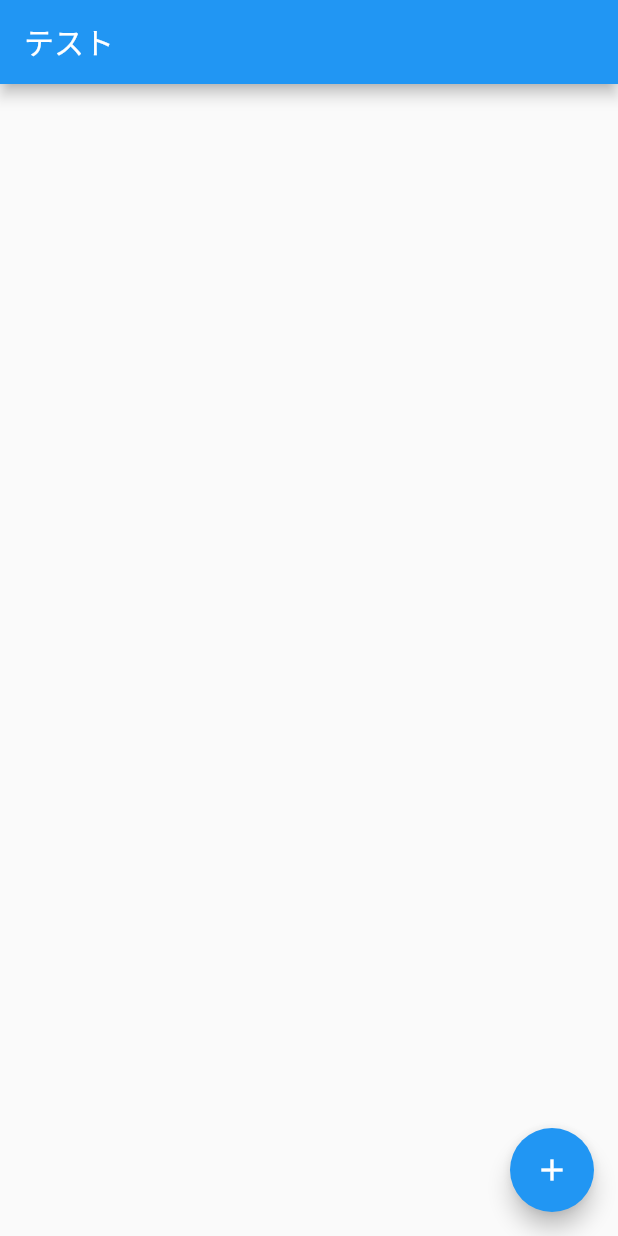
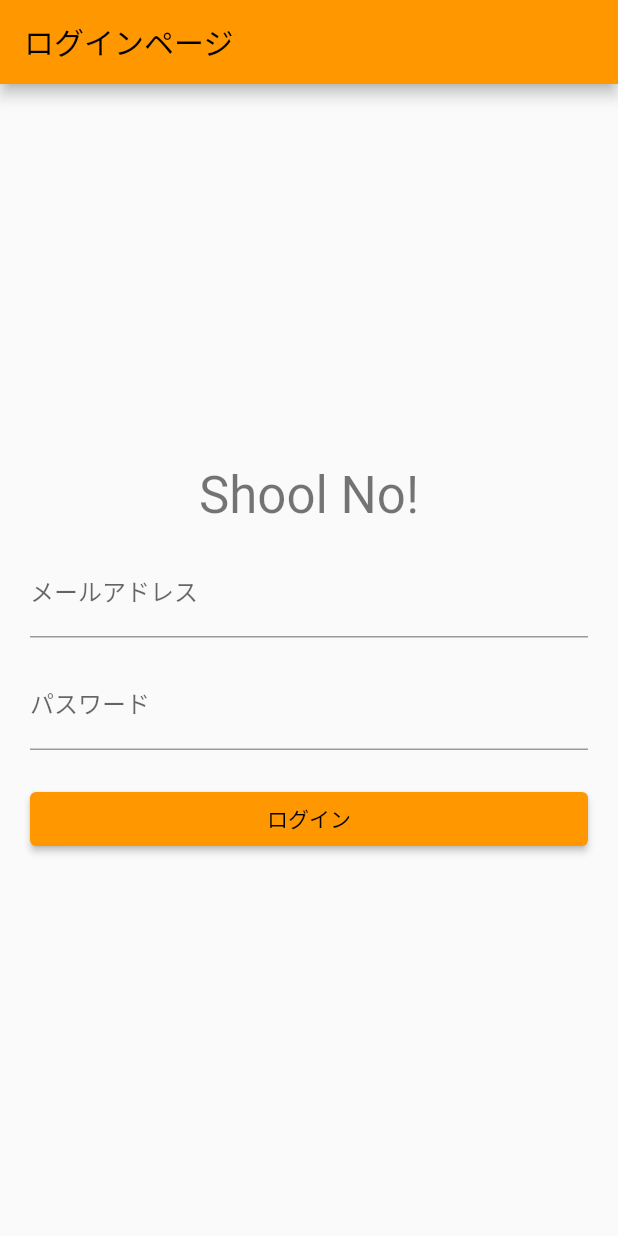
Before and after one commit to Uchipon2020/memo4, a Flutter app: the screen it shows after launch, on a phone screen of 412 x 824 dp. Run offline on Flutter 3.47's test engine with Material 2 defaults, Android fonts, the light colour scheme and no system bars; our stand-ins replace cloud_firestore, firebase_core; accounts and stored records are empty.

Commit message:
写経終了

```diff
--- a/lib/main.dart
+++ b/lib/main.dart
@@ -1,13 +1,13 @@
 import 'package:firebase_core/firebase_core.dart';
 import 'package:flutter/material.dart';
 import 'package:memo/firebase_options.dart';
-import 'package:memo/screens/top_page.dart';
+import 'package:memo/screens/login_screen.dart';
 
 void main() async {
   WidgetsFlutterBinding.ensureInitialized();
   await Firebase.initializeApp(
-  options: DefaultFirebaseOptions.currentPlatform,
-);
+    options: DefaultFirebaseOptions.currentPlatform,
+  );
   runApp(const MyApp());
 }
 
@@ -20,15 +20,14 @@ class MyApp extends StatelessWidget {
     return MaterialApp(
       title: 'Flutter Demo',
       theme: ThemeData(
-
-        primarySwatch: Colors.blue,
+        primarySwatch: Colors.orange,
       ),
-      initialRoute: TopPage.id,
-      routes: {
-        //AddEditMemoPage.id : (context) => AddEditMemoPage(),
-        TopPage.id : (context) => const TopPage(title: 'テスト'),
-        //MemoDetailPage.id : (context) => MemoDetailPage(),
-      },
+      home: const LoginScreen(),
+      //initialRoute: ListScreen.id,
+      //routes: {
+      //AddEditMemoPage.id : (context) => AddEditMemoPage(),
+      // ListScreen.id : (context) => const LoginScreen(),
+      //MemoDetailPage.id : (context) => MemoDetailPage(),
     );
   }
 }
--- a/lib/models/memo.dart
+++ b/lib/models/memo.dart
@@ -1,14 +1,18 @@
 import 'package:cloud_firestore/cloud_firestore.dart';
 
-class Memo {
-  String title;
-  String detail;
-  Timestamp createdated;
+class Memos {
+  final String id;
+  final String title;
+  final String height;
+  final String weight;
+  Timestamp? createdated;
   Timestamp? upDated;
 
-  Memo(
-      {required this.title,
-      required this.detail,
+  Memos(
+      {required this.id,
+      required this.title,
+      required this.height,
+      required this.weight,
       required this.createdated,
       this.upDated});
 }
--- /dev/null
+++ b/lib/screens/login_screen.dart
@@ -0,0 +1,84 @@
+
+
+import 'package:flutter/cupertino.dart';
+import 'package:flutter/material.dart';
+import 'package:memo/screens/list_screen.dart';
+
+class LoginScreen extends StatefulWidget {
+  const LoginScreen({Key? key}) : super(key: key);
+
+  @override
+  _LoginScreenState createState() => _LoginScreenState();
+}
+
+class _LoginScreenState extends State<LoginScreen> {
+
+  final GlobalKey<FormState> _formKey = GlobalKey<FormState>();
+
+  @override
+  Widget build(BuildContext context) {
+    return Scaffold(
+      appBar: AppBar(
+        title: const Text('ログインページ'),
+      ),
+      body: Form(
+        key: _formKey,
+        child: Center(
+          child: Padding(
+            padding: const EdgeInsets.symmetric(horizontal: 20),
+            child: Column(
+              mainAxisAlignment: MainAxisAlignment.center,
+              children: [
+                Text(
+                  'Shool No!',
+                  style: Theme.of(context).textTheme.headline4,
+                ),
+                const SizedBox(height: 16),
+                TextFormField(
+                  decoration: const InputDecoration(labelText: 'メールアドレス'),
+                  keyboardType: TextInputType.emailAddress,
+                  validator: (String? value) {
+                    if (value?.isEmpty == true) {
+                      return 'メールアドレスを入力してください';
+                    }
+                    return null;
+                  },
+                ),
+                const SizedBox(height: 16),
+                TextFormField(
+                  decoration: const InputDecoration(labelText: 'パスワード'),
+                  keyboardType: TextInputType.visiblePassword,
+                  obscureText: true,
+                  validator: (String? value) {
+                    if (value?.isEmpty == true) {
+                      return 'パスワードを入力してください';
+                    }
+                    return null;
+                  },
+                ),
+                const SizedBox(height: 22),
+                SizedBox(
+                    width: double.infinity,
+                    child: ElevatedButton(
+                      onPressed: () => _onLogin(),
+                      child: const Text('ログイン'),
+                    ))
+              ],
+            ),
+          ),
+        ),
+      ),
+    );
+  }
+
+  void _onLogin() {
+    if (_formKey.currentState?.validate() != true) {
+      return;
+    }
+    Navigator.of(context).pushReplacement(
+      MaterialPageRoute(
+        builder: (context) =>  const ListScreen(title: '受診履歴'),
+      ),
+    );
+  }
+}
--- a/lib/screens/top_page.dart
+++ /dev/null
@@ -1,94 +0,0 @@
-import 'package:cloud_firestore/cloud_firestore.dart';
-import 'package:flutter/material.dart';
-import 'package:memo/models/memo.dart';
-import 'package:memo/screens/add_edit_memo_page.dart';
-import 'package:memo/screens/memo_detail_page.dart';
-
-class TopPage extends StatefulWidget {
-  const TopPage({Key? key, required this.title}) : super(key: key);
-  static const id = 'top_page';
-  final String title;
-  @override
-  State<TopPage> createState() => _MyHomePageState();
-}
-
-class _MyHomePageState extends State<TopPage> {
-  //List<Memo> memoList = [];
-
-  /* Future<void> fetchMemo() async {
-    final memoCollection =
-        await FirebaseFirestore.instance.collection('memoTest').get();
-    final docs = memoCollection.docs;
-    for (var doc in docs) {
-      Memo fetchMemo = Memo(
-        title: doc.data()['title'],
-        detail: doc.data()['detail'],
-        createdated: doc.data()['createtime'],
-      );
-
-      memoList.add(fetchMemo);
-
-    }
-    setState(() {});
-  }*/
-
-  final memoCollection = FirebaseFirestore.instance.collection('memoTest');
-  @override
-  Widget build(BuildContext context) {
-    return Scaffold(
-      appBar: AppBar(
-        title: Text(widget.title),
-      ),
-      body: StreamBuilder<QuerySnapshot>(
-          stream: memoCollection.snapshots(),
-          builder: (context, snapshot) {
-            if (snapshot.connectionState == ConnectionState.waiting) {
-              return const CircularProgressIndicator();
-            }
-            if (!snapshot.hasData) {
-              return const Center(
-                child: Text('データがありません'),
-              );
-            }
-
-            final docs = snapshot.data!.docs;
-
-            ListView.builder(
-              itemCount: docs.length,
-              itemBuilder: (context, index) {
-                Map<String, dynamic> data =
-                    docs[index].data() as Map<String, dynamic>;
-                final Memo fetchMemo = Memo(
-                  title: data['title'],
-                  detail: data['detail'],
-                  createdated: data['createdated'],
-                );
-                return ListTile(
-                  title: Text(fetchMemo.title),
-                  onTap: () {
-                    // Navigator.pushNamed(context, MemoDetailPage.id);
-                    Navigator.push(
-                        context,
-                        MaterialPageRoute(
-                            builder: (context) => MemoDetailPage(fetchMemo)));
-                  },
-                );
-              }
-            );
-          }
-          ),
-      floatingActionButton: FloatingActionButton(
-        onPressed: () {
-          Navigator.push(
-            context,
-            MaterialPageRoute(
-              builder: (context) => AddEditMemoPage(),
-            ),
-          );
-        },
-        tooltip: 'Increment',
-        child: const Icon(Icons.add),
-      ),
-    );
-  }
-}
```
Also changed, not shown: lib/screens/add_edit_memo_screen.dart (renamed from lib/screens/add_edit_memo_page.dart, +50 -11 lines), lib/screens/list_screen.dart (added, +127 -0 lines), lib/screens/memo_detail_screen.dart (renamed from lib/screens/memo_detail_page.dart, +5 -5 lines), pubspec.lock, 3 other files.
